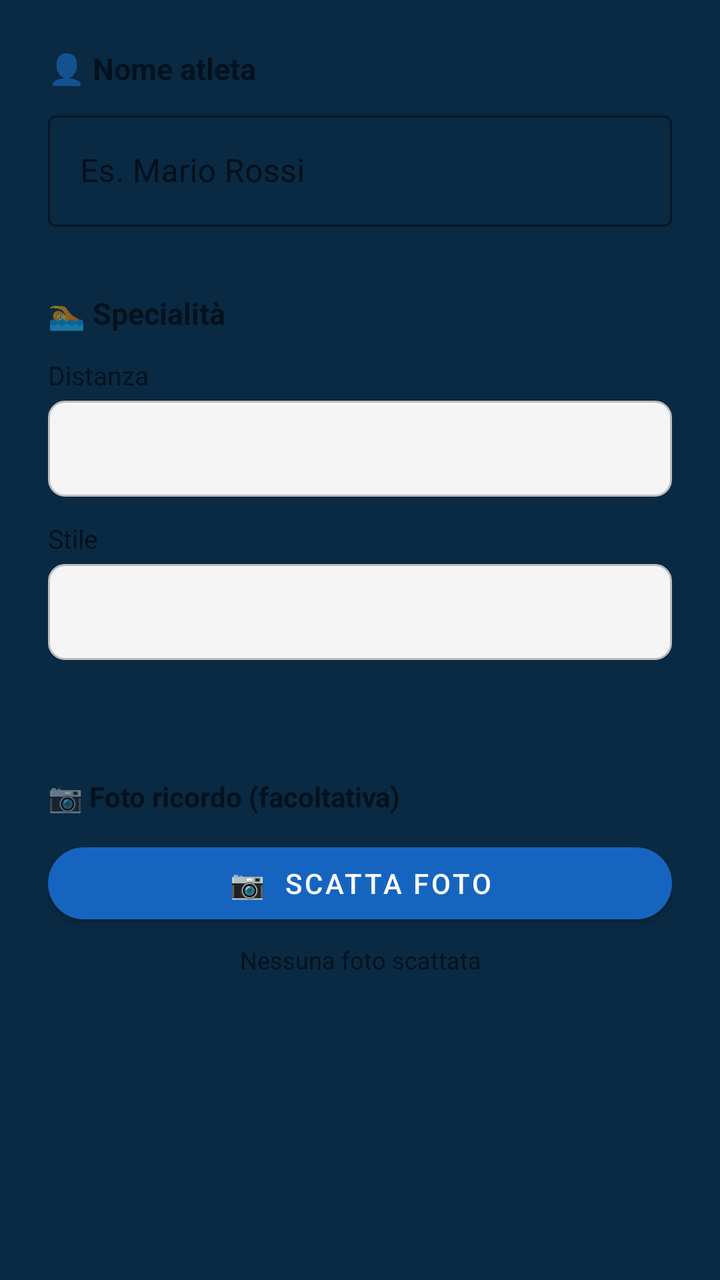
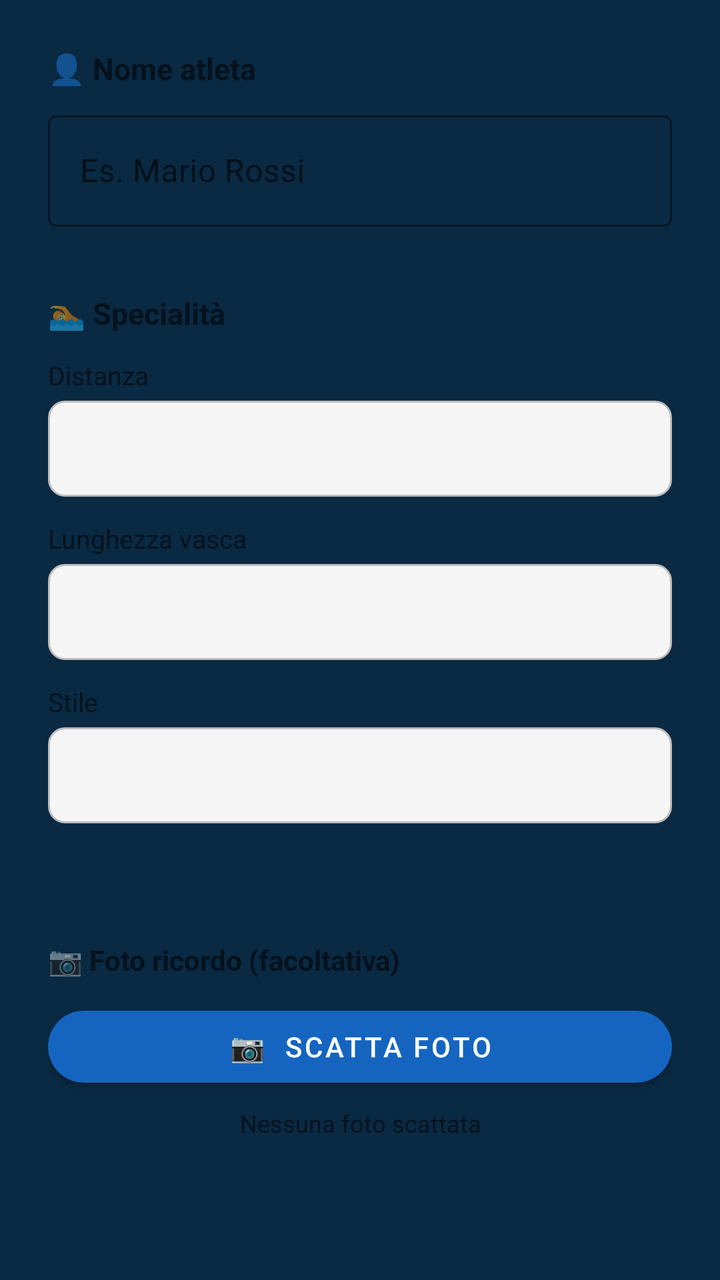

Before-and-after screenshots of an Android layout around one commit, followed by the original layout XML and the change that was made.
<!-- AndroidManifest.xml: application theme Theme.SwimTimer -->
<!-- res/layout/dialog_save_session.xml -->
<?xml version="1.0" encoding="utf-8"?>
<ScrollView xmlns:android="http://schemas.android.com/apk/res/android"
    xmlns:app="http://schemas.android.com/apk/res-auto"
    android:id="@+id/dialogRoot"
    android:layout_width="match_parent"
    android:layout_height="wrap_content">

    <LinearLayout
        android:id="@+id/dialogContainer"
        android:layout_width="match_parent"
        android:layout_height="wrap_content"
        android:orientation="vertical"
        android:padding="24dp">

        
        <TextView
            android:id="@+id/labelName"
            android:layout_width="match_parent"
            android:layout_height="wrap_content"
            android:text="👤 Nome atleta"
            android:textSize="15sp"
            android:textStyle="bold"
            android:layout_marginBottom="8dp"/>

        <com.google.android.material.textfield.TextInputLayout
            android:id="@+id/inputLayout"
            android:layout_width="match_parent"
            android:layout_height="wrap_content"
            android:hint="Es. Mario Rossi"
            app:boxStrokeColor="#1565C0"
            app:hintTextColor="#1565C0"
            style="@style/Widget.MaterialComponents.TextInputLayout.OutlinedBox">

            <com.google.android.material.textfield.TextInputEditText
                android:id="@+id/etSessionName"
                android:layout_width="match_parent"
                android:layout_height="wrap_content"
                android:inputType="textCapWords"
                android:maxLines="1"/>

        </com.google.android.material.textfield.TextInputLayout>

        
        <View
            android:id="@+id/divider1"
            android:layout_width="match_parent"
            android:layout_height="1dp"
            android:layout_marginTop="16dp"
            android:layout_marginBottom="16dp"/>

        
        <TextView
            android:id="@+id/labelSpecialty"
            android:layout_width="match_parent"
            android:layout_height="wrap_content"
            android:text="🏊 Specialità"
            android:textSize="15sp"
            android:textStyle="bold"
            android:layout_marginBottom="12dp"/>

        <TextView
            android:id="@+id/labelDistance"
            android:layout_width="match_parent"
            android:layout_height="wrap_content"
            android:text="Distanza"
            android:textSize="13sp"
            android:layout_marginBottom="4dp"/>

        <Spinner
            android:id="@+id/spinnerDistance"
            android:layout_width="match_parent"
            android:layout_height="48dp"
            android:background="@drawable/spinner_bg"
            android:paddingStart="12dp"
            android:paddingEnd="12dp"
            android:layout_marginBottom="12dp"/>

        <TextView
            android:id="@+id/labelStyle"
            android:layout_width="match_parent"
            android:layout_height="wrap_content"
            android:text="Stile"
            android:textSize="13sp"
            android:layout_marginBottom="4dp"/>

        <Spinner
            android:id="@+id/spinnerStyle"
            android:layout_width="match_parent"
            android:layout_height="48dp"
            android:background="@drawable/spinner_bg"
            android:paddingStart="12dp"
            android:paddingEnd="12dp"
            android:layout_marginBottom="4dp"/>

        <TextView
            android:id="@+id/tvSpecialtyPreview"
            android:layout_width="match_parent"
            android:layout_height="wrap_content"
            android:text=""
            android:textSize="13sp"
            android:textStyle="bold"
            android:gravity="center"
            android:layout_marginTop="8dp"/>

        
        <View
            android:id="@+id/divider2"
            android:layout_width="match_parent"
            android:layout_height="1dp"
            android:layout_marginTop="16dp"
            android:layout_marginBottom="12dp"/>

        
        <TextView
            android:id="@+id/labelPhoto"
            android:layout_width="match_parent"
            android:layout_height="wrap_content"
            android:text="📷 Foto ricordo (facoltativa)"
            android:textSize="14sp"
            android:textStyle="bold"
            android:layout_marginBottom="10dp"/>

        <com.google.android.material.button.MaterialButton
            android:id="@+id/btnTakePhoto"
            android:layout_width="match_parent"
            android:layout_height="48dp"
            android:text="📷  Scatta foto"
            android:textColor="#FFFFFF"
            android:textSize="14sp"
            app:backgroundTint="#1565C0"
            app:cornerRadius="24dp"
            style="@style/Widget.MaterialComponents.Button"/>

        <TextView
            android:id="@+id/tvPhotoLabel"
            android:layout_width="match_parent"
            android:layout_height="wrap_content"
            android:text="Nessuna foto scattata"
            android:textSize="12sp"
            android:gravity="center"
            android:layout_marginTop="6dp"/>

        <ImageView
            android:id="@+id/ivPhotoPreview"
            android:layout_width="match_parent"
            android:layout_height="140dp"
            android:layout_marginTop="10dp"
            android:scaleType="centerCrop"
            android:visibility="gone"
            android:background="#F0F0F0"/>

    </LinearLayout>
</ScrollView>
<!-- resources referenced by this layout -->
<resources>
  <!-- drawable spinner_bg (drawable) -->
  <?xml version="1.0" encoding="utf-8"?>
  <shape xmlns:android="http://schemas.android.com/apk/res/android"
      android:shape="rectangle">
      <solid android:color="#F5F5F5"/>
      <stroke android:width="1dp" android:color="#BDBDBD"/>
      <corners android:radius="8dp"/>
  </shape>
  <style name="Theme.SwimTimer" parent="Theme.MaterialComponents.DayNight.NoActionBar">
          <item name="colorPrimary">@color/pool_surface</item>
          <item name="colorPrimaryVariant">@color/pool_deep</item>
          <item name="colorOnPrimary">@android:color/white</item>
          <item name="colorSecondary">@color/lane_rope</item>
          <item name="android:colorBackground">@color/pool_mid</item>
          <item name="colorSurface">@color/pool_deep</item>
          <item name="android:statusBarColor">@color/pool_deep</item>
          <item name="android:windowBackground">@color/pool_deep</item>
          <item name="android:textColorPrimary">@android:color/white</item>
          <item name="android:textColorSecondary">#BBE0F0</item>
          <item name="actionButtonStyle">@style/MyActionButton</item>
      </style>
  <color name="pool_surface">#1565C0</color>
  <color name="pool_deep">#0A2942</color>
  <color name="lane_rope">#FF8F00</color>
  <color name="pool_mid">#0D3B5E</color>
  <style name="MyActionButton" parent="Widget.AppCompat.ActionButton">
          <item name="android:minWidth">56dp</item>
          <item name="android:minHeight">56dp</item>
          <item name="android:padding">12dp</item>
      </style>
</resources>

<!-- the commit's change to res/layout/dialog_save_session.xml (unified diff, before → after) -->
@@ -74,7 +74,22 @@
             android:paddingStart="12dp"
             android:paddingEnd="12dp"
             android:layout_marginBottom="12dp"/>
+        <TextView
+            android:id="@+id/labelPoolLength"
+            android:layout_width="match_parent"
+            android:layout_height="wrap_content"
+            android:text="Lunghezza vasca"
+            android:textSize="13sp"
+            android:layout_marginBottom="4dp"/>
 
+        <Spinner
+            android:id="@+id/spinnerPoolLength"
+            android:layout_width="match_parent"
+            android:layout_height="48dp"
+            android:background="@drawable/spinner_bg"
+            android:paddingStart="12dp"
+            android:paddingEnd="12dp"
+            android:layout_marginBottom="12dp"/>
         <TextView
             android:id="@+id/labelStyle"
             android:layout_width="match_parent"
